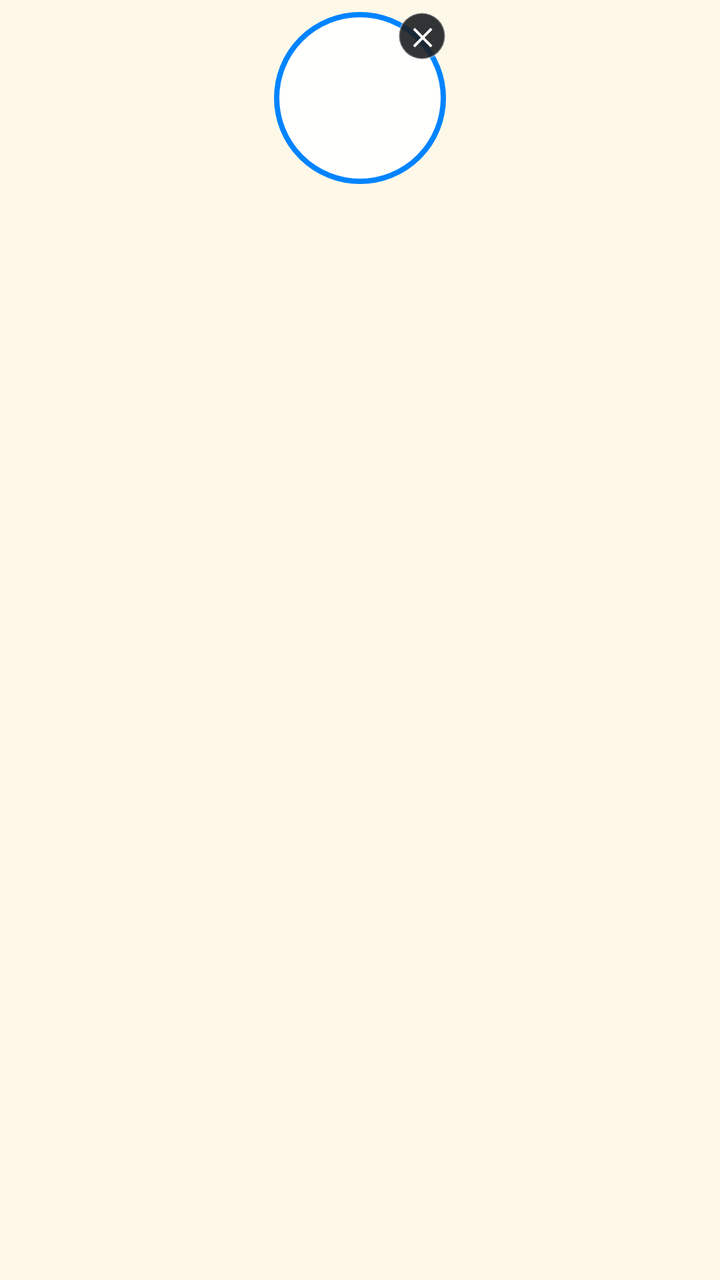
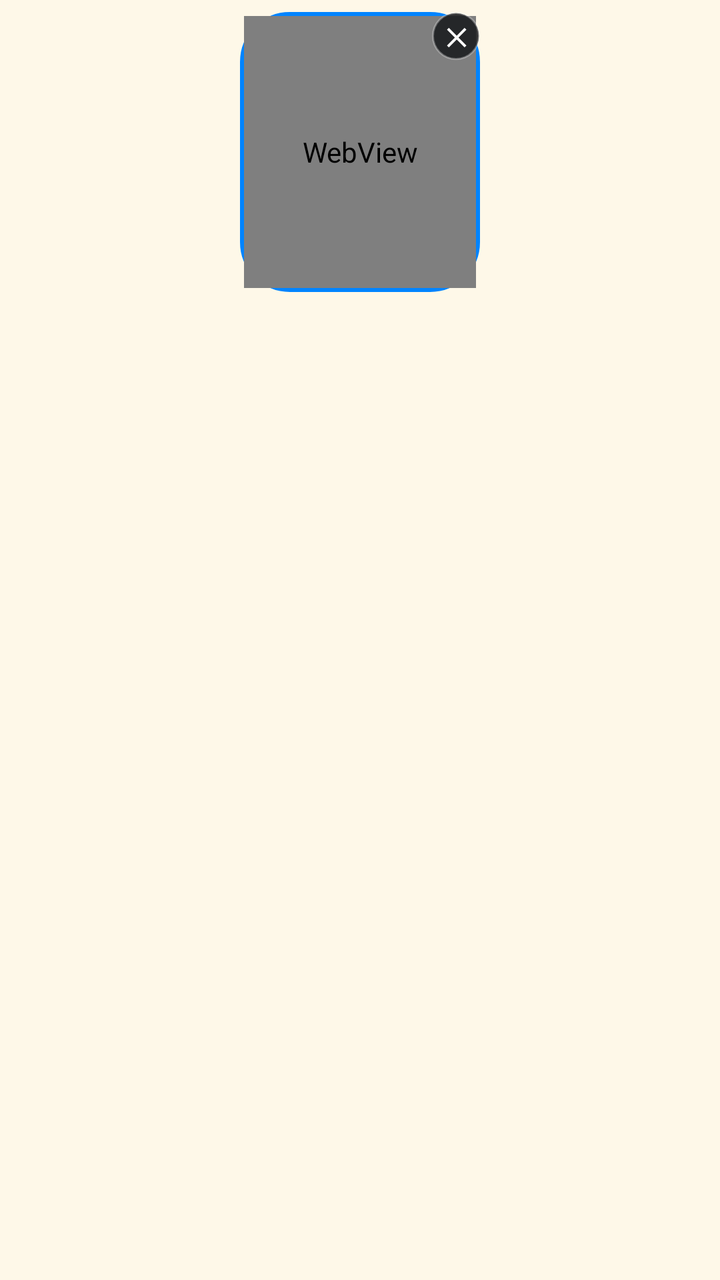

Two renders of the same Android screen: before a commit and after it. Below are the layout's source before the change and the commit's diff.
<!-- AndroidManifest.xml: application theme Theme.CupCake -->
<!-- res/layout/overlay_shimeji_pet.xml -->
<?xml version="1.0" encoding="utf-8"?>
<LinearLayout xmlns:android="http://schemas.android.com/apk/res/android"
    android:layout_width="wrap_content"
    android:layout_height="wrap_content"
    android:orientation="vertical"
    android:gravity="center_horizontal"
    android:padding="6dp">

    
    <LinearLayout
        android:id="@+id/speech_bubble"
        android:layout_width="wrap_content"
        android:layout_height="wrap_content"
        android:layout_marginBottom="6dp"
        android:background="@drawable/bg_speech_bubble"
        android:paddingStart="12dp"
        android:paddingTop="8dp"
        android:paddingEnd="12dp"
        android:paddingBottom="8dp"
        android:visibility="gone"
        android:maxWidth="220dp">

        <TextView
            android:id="@+id/speech_text"
            android:layout_width="wrap_content"
            android:layout_height="wrap_content"
            android:textColor="#FFFFFF"
            android:textSize="12sp"
            android:textStyle="bold"
            android:text="Hello! ✨" />
    </LinearLayout>

    
    <FrameLayout
        android:layout_width="86dp"
        android:layout_height="86dp">

        <FrameLayout
            android:layout_width="match_parent"
            android:layout_height="match_parent"
            android:background="@drawable/bg_pet_circle"
            android:padding="4dp">

            <ImageView
                android:id="@+id/pet_image"
                android:layout_width="match_parent"
                android:layout_height="match_parent"
                android:scaleType="centerInside"
                android:contentDescription="Desktop Pet" />

            <TextView
                android:id="@+id/pet_emoji"
                android:layout_width="match_parent"
                android:layout_height="match_parent"
                android:gravity="center"
                android:textSize="44sp"
                android:text="🐱"
                android:visibility="gone" />
        </FrameLayout>

        
        <FrameLayout
            android:id="@+id/pet_close_btn"
            android:layout_width="24dp"
            android:layout_height="24dp"
            android:layout_gravity="top|end"
            android:background="@drawable/bg_speech_bubble"
            android:clickable="true"
            android:focusable="true">

            <TextView
                android:layout_width="match_parent"
                android:layout_height="match_parent"
                android:gravity="center"
                android:textColor="#FFFFFF"
                android:textSize="12sp"
                android:textStyle="bold"
                android:text="✕" />
        </FrameLayout>
    </FrameLayout>

</LinearLayout>
<!-- resources referenced by this layout -->
<resources>
  <!-- drawable bg_pet_circle (drawable) -->
  <?xml version="1.0" encoding="utf-8"?>
  <shape xmlns:android="http://schemas.android.com/apk/res/android"
      android:shape="oval">
      <solid android:color="#F2FFFFFF" />
      <stroke
          android:width="2.5dp"
          android:color="#0084FF" />
  </shape>
  <!-- drawable bg_speech_bubble (drawable) -->
  <?xml version="1.0" encoding="utf-8"?>
  <shape xmlns:android="http://schemas.android.com/apk/res/android"
      android:shape="rectangle">
      <solid android:color="#E61C1E21" />
      <corners android:radius="14dp" />
      <stroke
          android:width="1dp"
          android:color="#4DFFFFFF" />
  </shape>
  <style name="Theme.CupCake" parent="android:Theme.Material.NoActionBar">
          <item name="android:windowBackground">@color/launcher_background</item>
          <item name="android:statusBarColor">@color/launcher_background</item>
          <item name="android:navigationBarColor">@color/launcher_background</item>
          <item name="android:windowLightStatusBar">false</item>
      </style>
  <color name="launcher_background">#FEF8E8</color>
</resources>

<!-- the commit's change to res/layout/overlay_shimeji_pet.xml (unified diff, before → after) -->
@@ -32,21 +32,28 @@
 
     
     <FrameLayout
-        android:layout_width="86dp"
-        android:layout_height="86dp">
+        android:layout_width="120dp"
+        android:layout_height="140dp">
 
         <FrameLayout
             android:layout_width="match_parent"
             android:layout_height="match_parent"
             android:background="@drawable/bg_pet_circle"
-            android:padding="4dp">
+            android:padding="2dp">
+
+            <WebView
+                android:id="@+id/pet_vrm_view"
+                android:layout_width="match_parent"
+                android:layout_height="match_parent"
+                android:background="@android:color/transparent" />
 
             <ImageView
                 android:id="@+id/pet_image"
                 android:layout_width="match_parent"
                 android:layout_height="match_parent"
                 android:scaleType="centerInside"
-                android:contentDescription="Desktop Pet" />
+                android:contentDescription="Desktop Pet Fallback"
+                android:visibility="gone" />
 
             <TextView
                 android:id="@+id/pet_emoji"
<!-- resource entries referenced after the edit -->
@@ -3,10 +3,11 @@
   <!-- drawable bg_pet_circle (drawable) -->
   <?xml version="1.0" encoding="utf-8"?>
   <shape xmlns:android="http://schemas.android.com/apk/res/android"
-      android:shape="oval">
-      <solid android:color="#F2FFFFFF" />
+      android:shape="rectangle">
+      <corners android:radius="24dp" />
+      <solid android:color="#C0FFFFFF" />
       <stroke
-          android:width="2.5dp"
+          android:width="2dp"
           android:color="#0084FF" />
   </shape>
   <!-- drawable bg_speech_bubble (drawable) -->
